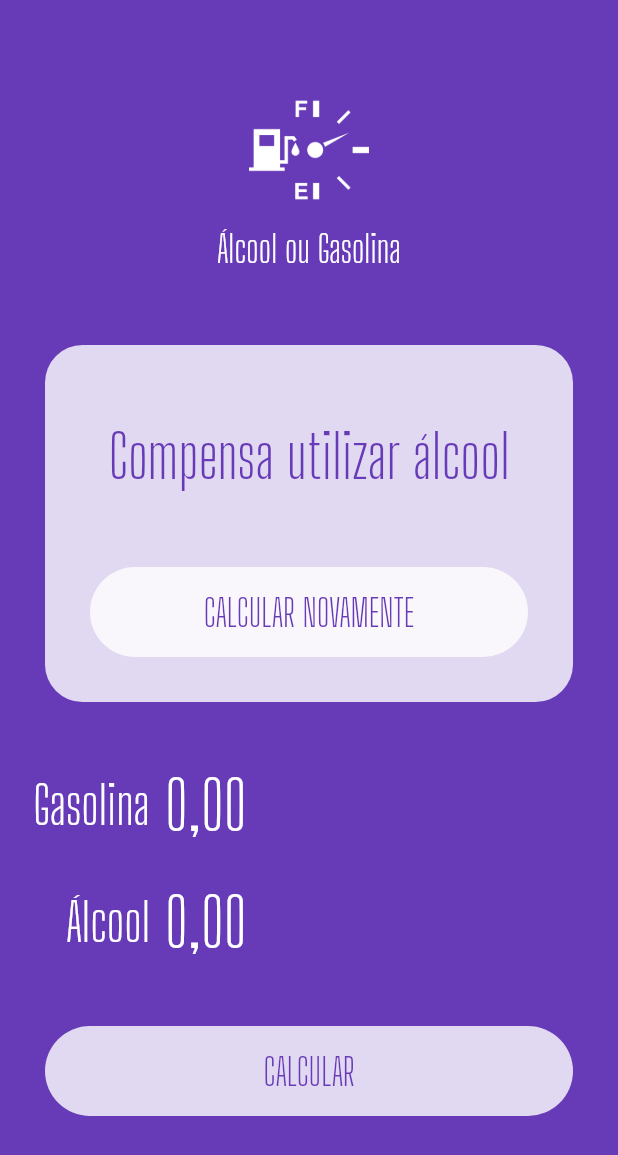
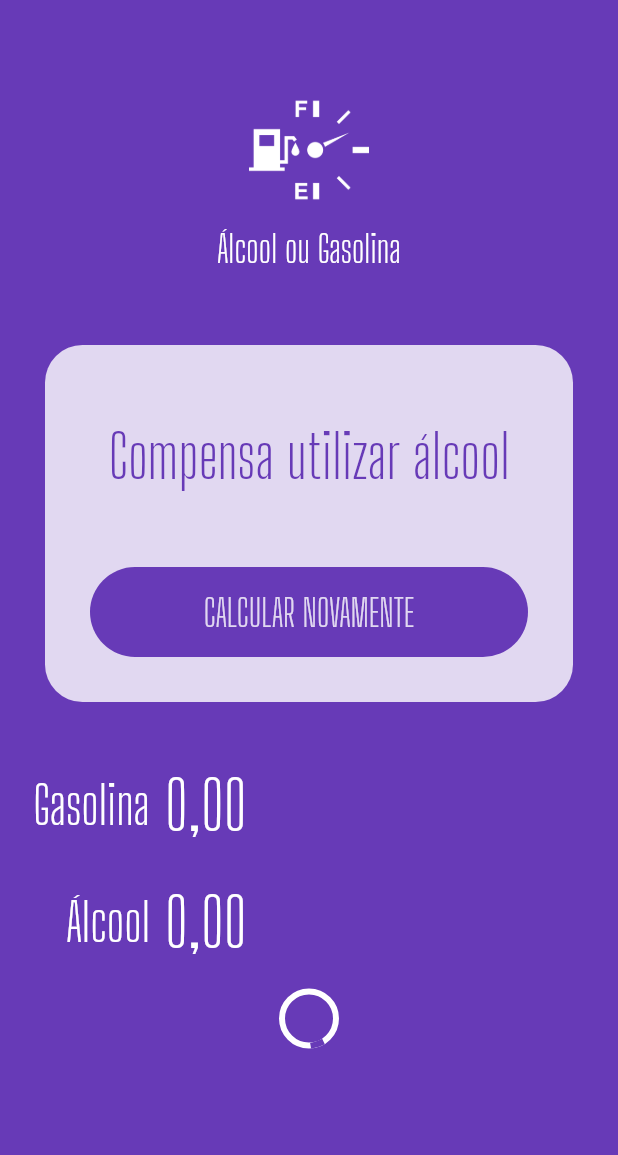
Before and after one commit to Railton98/flutter_aog, a Flutter app: the screen it shows after launch, on a phone screen of 412 x 824 dp. Shown: the top 1155 px of the screen. Run offline on Flutter 3.47's test engine with Material 2 defaults, Android fonts, the phone set to English and light mode, and no system bars; our stand-ins replace flutter_masked_text.

Commit message:
loading button

```diff
--- a/lib/main.dart
+++ b/lib/main.dart
@@ -1,4 +1,5 @@
 import 'package:aog/widgets/input.widget.dart';
+import 'package:aog/widgets/loading-buttom.widget.dart';
 import 'package:aog/widgets/logo.widget.dart';
 import 'package:flutter/material.dart';
 import 'package:flutter_masked_text/flutter_masked_text.dart';
@@ -51,25 +52,11 @@ class HomePage extends StatelessWidget {
                 SizedBox(
                   height: 20,
                 ),
-                Container(
-                  margin: EdgeInsets.all(30),
-                  height: 60,
-                  width: double.infinity,
-                  decoration: BoxDecoration(
-                    color: Colors.white.withOpacity(0.8),
-                    borderRadius: BorderRadius.circular(60),
-                  ),
-                  child: FlatButton(
-                    child: Text(
-                      "CALCULAR NOVAMENTE",
-                      style: TextStyle(
-                        color: Theme.of(context).primaryColor,
-                        fontSize: 25,
-                        fontFamily: "Big Shoulders Display",
-                      ),
-                    ),
-                    onPressed: () {},
-                  ),
+                LoadingButtom(
+                  busy: false,
+                  func: () {},
+                  text: "CALCULAR NOVAMENTE",
+                  invert: true,
                 ),
               ],
             ),
@@ -82,24 +69,11 @@ class HomePage extends StatelessWidget {
             ctrl: _alcCtrl,
             label: "Álcool",
           ),
-          Container(
-            margin: EdgeInsets.all(30),
-            height: 60,
-            decoration: BoxDecoration(
-              color: Colors.white.withOpacity(0.8),
-              borderRadius: BorderRadius.circular(60),
-            ),
-            child: FlatButton(
-              child: Text(
-                "CALCULAR",
-                style: TextStyle(
-                  color: Theme.of(context).primaryColor,
-                  fontSize: 25,
-                  fontFamily: "Big Shoulders Display",
-                ),
-              ),
-              onPressed: () {},
-            ),
+          LoadingButtom(
+            busy: true,
+            func: () {},
+            text: "CALCULAR",
+            invert: false,
           ),
         ],
       ),
--- /dev/null
+++ b/lib/widgets/loading-buttom.widget.dart
@@ -0,0 +1,51 @@
+import 'package:flutter/material.dart';
+
+class LoadingButtom extends StatelessWidget {
+  var busy = false;
+  var invert = false;
+  Function func;
+  var text = "";
+
+  LoadingButtom({
+    @required this.busy,
+    @required this.func,
+    @required this.invert,
+    @required this.text,
+  });
+
+  @override
+  Widget build(BuildContext context) {
+    return busy
+        ? Container(
+            alignment: Alignment.center,
+            height: 50,
+            child: CircularProgressIndicator(
+              backgroundColor: Colors.white,
+            ),
+          )
+        : Container(
+            margin: EdgeInsets.all(30),
+            height: 60,
+            width: double.infinity,
+            decoration: BoxDecoration(
+              color: invert
+                  ? Theme.of(context).primaryColor
+                  : Colors.white.withOpacity(0.8),
+              borderRadius: BorderRadius.circular(60),
+            ),
+            child: FlatButton(
+              child: Text(
+                text,
+                style: TextStyle(
+                  color: invert
+                      ? Colors.white.withOpacity(0.8)
+                      : Theme.of(context).primaryColor,
+                  fontSize: 25,
+                  fontFamily: "Big Shoulders Display",
+                ),
+              ),
+              onPressed: func,
+            ),
+          );
+  }
+}
```
